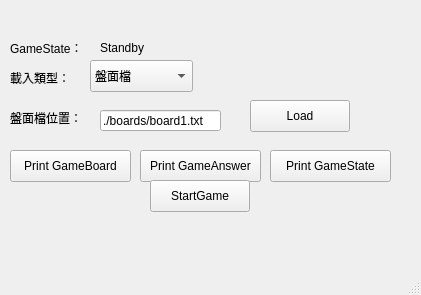
Qt form mainwindow.ui (OOPISOP/minesweeper) before a commit.
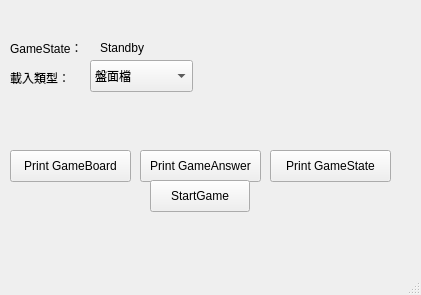
The same form after that commit.

What changed in the file:
```diff
--- a/mainwindow.ui
+++ b/mainwindow.ui
@@ -78,32 +78,6 @@
      <string>Standby</string>
     </property>
    </widget>
-   <widget class="QLabel" name="label_4">
-    <property name="geometry">
-     <rect>
-      <x>10</x>
-      <y>110</y>
-      <width>81</width>
-      <height>16</height>
-     </rect>
-    </property>
-    <property name="text">
-     <string>盤面檔位置：</string>
-    </property>
-   </widget>
-   <widget class="QPushButton" name="loadButton">
-    <property name="geometry">
-     <rect>
-      <x>250</x>
-      <y>100</y>
-      <width>100</width>
-      <height>32</height>
-     </rect>
-    </property>
-    <property name="text">
-     <string>Load</string>
-    </property>
-   </widget>
    <widget class="QPushButton" name="gameBoardButon">
     <property name="geometry">
      <rect>
@@ -156,18 +130,17 @@
      <string>StartGame</string>
     </property>
    </widget>
-   <widget class="QLineEdit" name="boardPath">
+   <widget class="QStackedWidget" name="stackedWidget">
     <property name="geometry">
      <rect>
-      <x>100</x>
-      <y>110</y>
-      <width>121</width>
-      <height>21</height>
+      <x>10</x>
+      <y>100</y>
+      <width>371</width>
+      <height>31</height>
      </rect>
     </property>
-    <property name="text">
-     <string>./boards/board1.txt</string>
-    </property>
+    <widget class="QWidget" name="page"/>
+    <widget class="QWidget" name="page_2"/>
    </widget>
   </widget>
   <widget class="QMenuBar" name="menubar">
```
Left out of the diff: 2 changed lines with no effect on the pictures.
